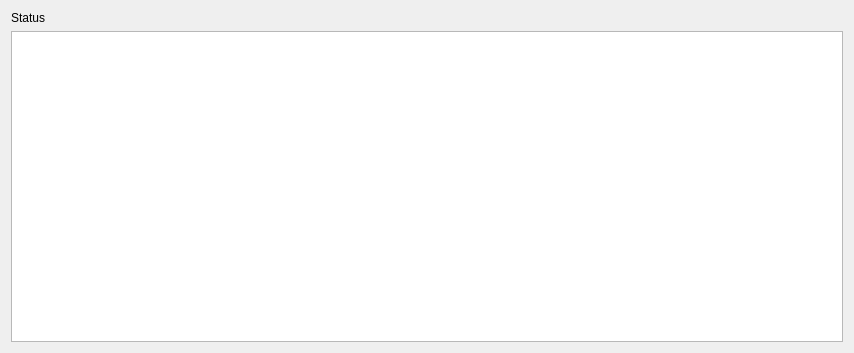
This is mslib/msui/ui/ui_updater_dialog.ui in Open-MSS/MSS as Qt 5 draws it before an edit. The edited form follows.
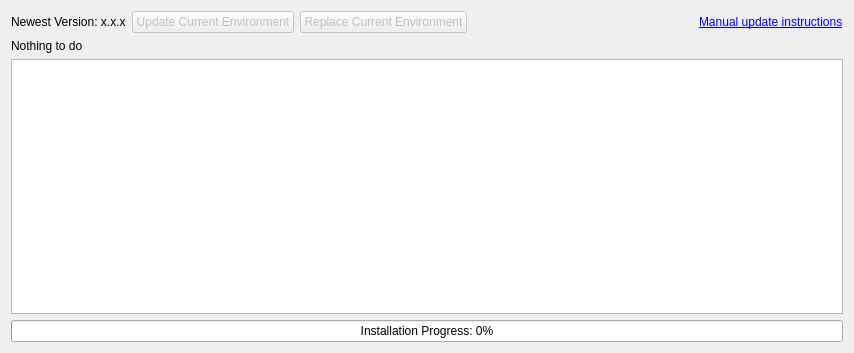
This is the edited form.

```diff
--- a/mslib/msui/ui/ui_updater_dialog.ui
+++ b/mslib/msui/ui/ui_updater_dialog.ui
@@ -17,26 +17,139 @@
    <string>Updater</string>
   </property>
   <layout class="QVBoxLayout" name="verticalLayout">
+   <item>
+    <layout class="QHBoxLayout" name="horizontalLayout">
+     <item>
+      <widget class="QLabel" name="labelVersion">
+       <property name="text">
+        <string>Newest Version: x.x.x</string>
+       </property>
+      </widget>
+     </item>
+     <item>
+      <widget class="QPushButton" name="btUpdate">
+       <property name="enabled">
+        <bool>false</bool>
+       </property>
+       <property name="text">
+        <string>Update Current Environment</string>
+       </property>
+      </widget>
+     </item>
+     <item>
+      <widget class="QPushButton" name="btReplace">
+       <property name="enabled">
+        <bool>false</bool>
+       </property>
+       <property name="palette">
+        <palette>
+         <active>
+          <colorrole role="ButtonText">
+           <brush brushstyle="SolidPattern">
+            <color alpha="255">
+             <red>255</red>
+             <green>0</green>
+             <blue>0</blue>
+            </color>
+           </brush>
+          </colorrole>
+         </active>
+         <inactive>
+          <colorrole role="ButtonText">
+           <brush brushstyle="SolidPattern">
+            <color alpha="255">
+             <red>255</red>
+             <green>0</green>
+             <blue>0</blue>
+            </color>
+           </brush>
+          </colorrole>
+         </inactive>
+         <disabled>
+          <colorrole role="ButtonText">
+           <brush brushstyle="SolidPattern">
+            <color alpha="255">
+             <red>190</red>
+             <green>190</green>
+             <blue>190</blue>
+            </color>
+           </brush>
+          </colorrole>
+         </disabled>
+        </palette>
+       </property>
+       <property name="toolTip">
+        <string>Closing MSS during this operation may break your environment!</string>
+       </property>
+       <property name="text">
+        <string>Replace Current Environment</string>
+       </property>
+      </widget>
+     </item>
+     <item>
+      <spacer name="horizontalSpacer">
+       <property name="orientation">
+        <enum>Qt::Horizontal</enum>
+       </property>
+       <property name="sizeHint" stdset="0">
+        <size>
+         <width>40</width>
+         <height>20</height>
+        </size>
+       </property>
+      </spacer>
+     </item>
+     <item>
+      <widget class="QLabel" name="label">
+       <property name="text">
+        <string>&lt;html&gt;&lt;head/&gt;&lt;body&gt;&lt;p&gt;&lt;a href=&quot;https://mss.readthedocs.io/en/stable/installation.html#install&quot;&gt;&lt;span style=&quot; text-decoration: underline; color:#0000ff;&quot;&gt;Manual update instructions&lt;/span&gt;&lt;/a&gt;&lt;/p&gt;&lt;/body&gt;&lt;/html&gt;</string>
+       </property>
+       <property name="openExternalLinks">
+        <bool>true</bool>
+       </property>
+      </widget>
+     </item>
+    </layout>
+   </item>
    <item>
     <widget class="QLabel" name="statusLabel">
      <property name="text">
-      <string>Status</string>
+      <string>Nothing to do</string>
      </property>
     </widget>
    </item>
    <item>
     <widget class="QPlainTextEdit" name="output">
+     <property name="font">
+      <font>
+       <family>Sans Serif</family>
+       <stylestrategy>PreferDefault</stylestrategy>
+      </font>
+     </property>
      <property name="lineWrapMode">
       <enum>QPlainTextEdit::NoWrap</enum>
      </property>
      <property name="readOnly">
       <bool>true</bool>
      </property>
+     <property name="plainText">
+      <string/>
+     </property>
      <property name="centerOnScroll">
       <bool>false</bool>
      </property>
     </widget>
    </item>
+   <item>
+    <widget class="QProgressBar" name="progressBar">
+     <property name="value">
+      <number>0</number>
+     </property>
+     <property name="format">
+      <string>Installation Progress: %p%</string>
+     </property>
+    </widget>
+   </item>
   </layout>
  </widget>
  <resources/>
```
Left out of the diff: 2 changed lines with no effect on the pictures.
